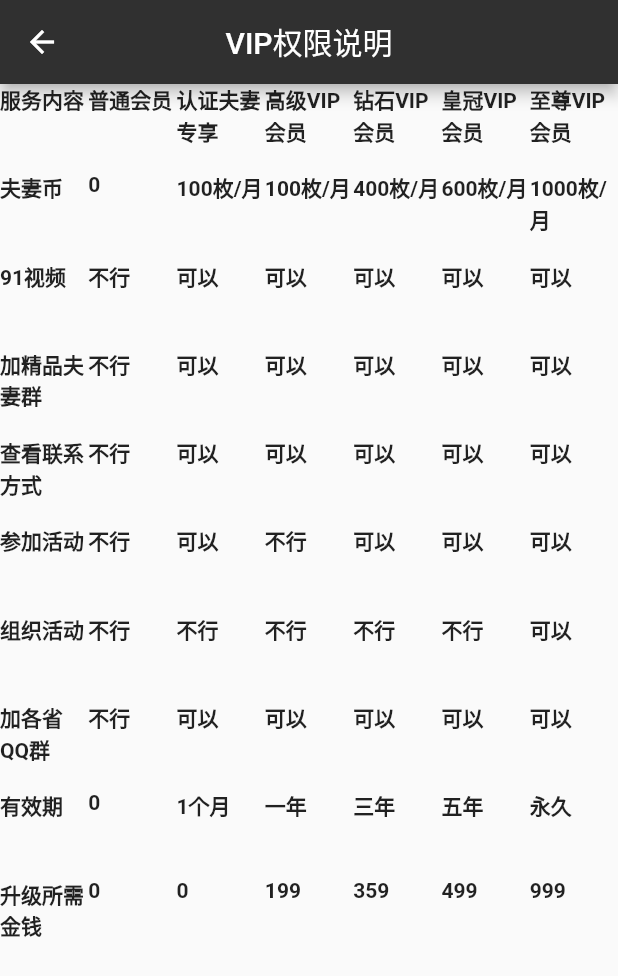
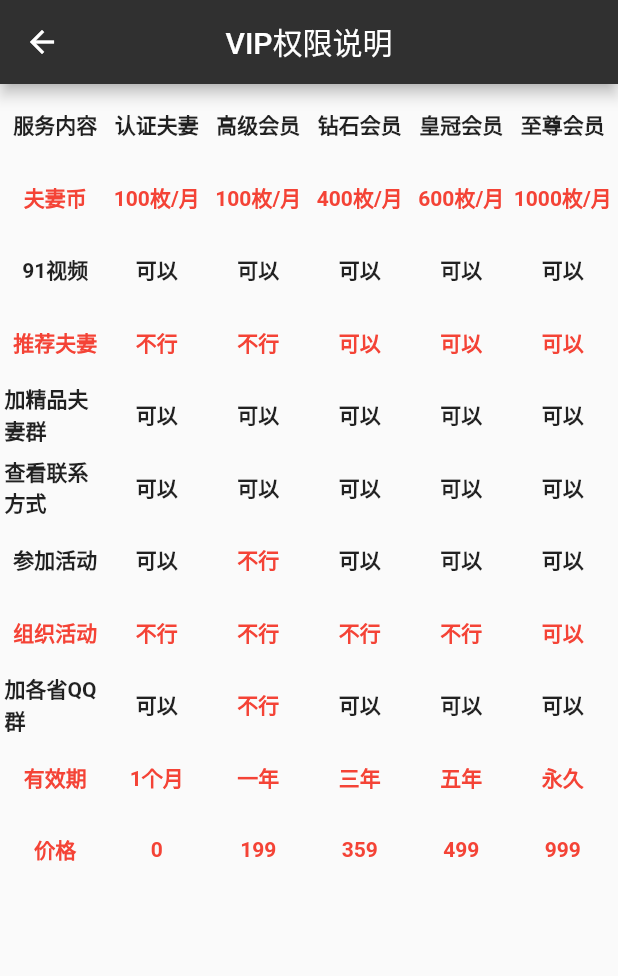
Before and after one commit to lisiyizu/flutter_fuqi, a Flutter app: the vipPage screen opened directly, on a phone screen of 412 x 824 dp. Shown: the top 976 px of the screen. Run offline on Flutter 3.47's test engine with Material 2 defaults, Android fonts, the phone set to English and light mode, and no system bars; our stand-ins replace cached_network_image, chewie, dio, fluttertoast, image_gallery_saver, image_picker and 3 more; missing offline and left inert: flutter_refresh; accounts and stored records are empty.

Commit message:
修改价格

```diff
--- a/lib/constants.dart
+++ b/lib/constants.dart
@@ -79,6 +79,7 @@ class Constants {
   static const qq = '2123108929(经常在线)';
   static const qq2 = '1663084600(备用)';
   static const weixin = 'fuqi9970(加的人多,容易异常,建议加qq)';
+  static const webUrl= 'https://www.fuqi.site';//官方网址
   static const gongzhonghao = '福气之家';
   static double bannerImageHeight = 150.0; //轮播图高度
   static const String version = "1.2";//当前系统版本
--- a/lib/discover/articleDetail.dart
+++ b/lib/discover/articleDetail.dart
@@ -70,8 +70,8 @@ class _articleDetailState extends State<articleDetail> with TickerProviderStateM
   _getArticleTabContent(){
     Widget content;
     if (_tabs[_currentIndex].text == '文章详情'){
-      if(tool.myUserData['profile'] == '普通会员' && widget.tag == 'qq' && _localData.is_free == false){
-        content = Text("内容:权限不够,请升级为VIP后查看",style:TextStyle(color: Colors.red));
+      if((tool.myUserData['profile'] == '普通会员' || tool.myUserData['profile'] == '高级VIP会员') && widget.tag == 'qq' && _localData.is_free == false){
+        content = Text("内容:权限不够,只有钻石以上VIP可查看",style:TextStyle(color: Colors.red));
       }else{
         content = Text("内容:${_localData.content}");
       }
--- a/lib/my/kefuPage.dart
+++ b/lib/my/kefuPage.dart
@@ -47,7 +47,7 @@ class kefuPage extends StatelessWidget{
                 Divider(),
                 Container(
                   alignment: Alignment.centerLeft,
-                  child: Text('官方网站:${Constants.host}'),
+                  child: Text('官方网站:${Constants.webUrl}'),
                 ),
               ]),
         ),
--- a/lib/my/vipPage.dart
+++ b/lib/my/vipPage.dart
@@ -3,31 +3,43 @@ import 'package:flutter/material.dart';
 
 class vipPage extends StatelessWidget {
 
-  List<String> _all=[
-  '服务内容','普通会员','认证夫妻专享','高级VIP会员','钻石VIP会员','皇冠VIP会员','至尊VIP会员',
-  '夫妻币', '0','100枚/月','100枚/月','400枚/月','600枚/月','1000枚/月',
-  '91视频', '不行','可以','可以','可以','可以','可以',
-  '加精品夫妻群', '不行','可以','可以','可以','可以','可以',
-  '查看联系方式', '不行' ,'可以','可以','可以','可以','可以',
-  '参加活动','不行', '可以','不行','可以','可以','可以',
-  '组织活动','不行','不行','不行','不行','不行',  '可以',
-  '加各省QQ群', '不行','可以','可以','可以','可以','可以',
-  '有效期',  '0','1个月','一年','三年','五年','永久',
-  '升级所需金钱', '0', '0','199','359','499','999'
+  List<List<String>> _all=[
+  ['服务内容','认证夫妻','高级会员','钻石会员','皇冠会员','至尊会员'],
+  ['夫妻币','100枚/月','100枚/月','400枚/月','600枚/月','1000枚/月'],
+  ['91视频','可以','可以','可以','可以','可以'],
+  ['推荐夫妻','不行','不行','可以','可以','可以'],
+  ['加精品夫妻群','可以','可以','可以','可以','可以'],
+  ['查看联系方式', '可以','可以','可以','可以','可以'],
+  ['参加活动', '可以','不行','可以','可以','可以'],
+  ['组织活动','不行','不行','不行','不行',  '可以'],
+  ['加各省QQ群','可以','不行','可以','可以','可以'],
+  ['有效期','1个月','一年','三年','五年','永久'],
+  ['价格', '0','199','359','499','999']
   ];
 
 
   List<Widget> _buildGridTileList(){
     List<Widget> widgetList = [];
-    for(int i=0; i<_all.length; i++){
-      widgetList.add(
-        Container(
-          child: Text(_all[i],style: TextStyle(
-            fontWeight: FontWeight.bold
-          ),),
-        )
-      );
+    for(int i=0; i<_all.length; i++) {
+      for (int j = 0; j < _all[i].length; j++) {
+        var color;
+        if(_all[i][0] == "价格" || _all[i][0] == "组织活动" || _all[i][0] == "夫妻币"
+            || _all[i][0] == "推荐夫妻" || _all[i][0] == "有效期" || _all[i][0] == "夫妻推荐"||_all[i][j] == "不行"){
+          color = Colors.red;
+        }
+        widgetList.add(
+            Container(
+              alignment: Alignment.center,
+              child: Text(_all[i][j],
+                style: TextStyle(
+                  fontWeight: FontWeight.bold,
+                  color:color,
+                ),),
+            )
+        );
+      }
     }
+
     return widgetList;
   }
 
@@ -40,7 +52,11 @@ class vipPage extends StatelessWidget {
           centerTitle: true,
         ),
         body: GridView.count(
-            crossAxisCount: 7,
+            crossAxisCount: 6,
+            padding: const EdgeInsets.all(3.0),
+            childAspectRatio:1.4,
+            mainAxisSpacing: 0.0,
+            crossAxisSpacing: 0.0,
             children: _buildGridTileList()
         )
     );
```
